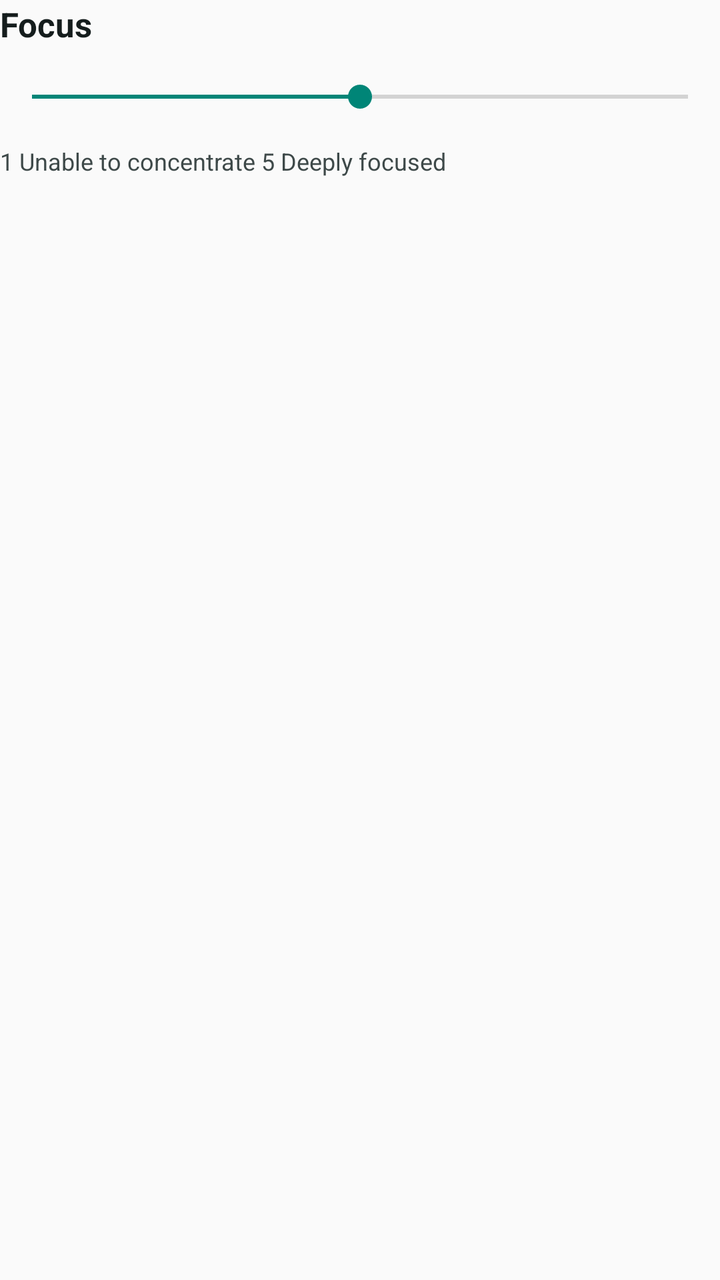
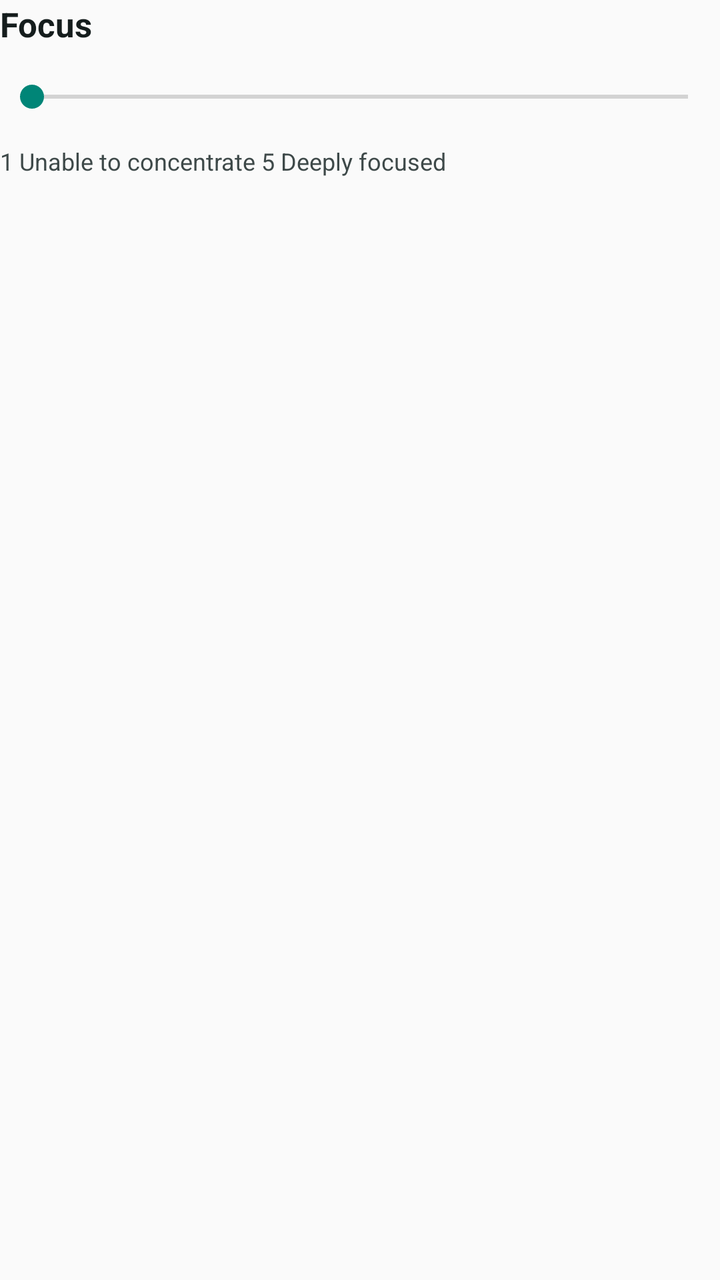

Two renders of the same Android screen: before a commit and after it. Below are the layout's source before the change and the commit's diff.
<!-- AndroidManifest.xml: application theme android:Theme.Material.Light.NoActionBar -->
<!-- res/layout/ema_slider_focus.xml -->
<LinearLayout xmlns:android="http://schemas.android.com/apk/res/android" android:layout_width="match_parent" android:layout_height="wrap_content" android:layout_marginTop="16dp" android:orientation="vertical">
    <LinearLayout android:layout_width="match_parent" android:layout_height="wrap_content" android:gravity="center_vertical">
        <TextView android:layout_width="0dp" android:layout_height="wrap_content" android:layout_weight="1" android:text="@string/ema_focus" android:textColor="#151D1D" android:textSize="17sp" android:textStyle="bold" />
        <TextView android:id="@+id/ema_focus_value" android:layout_width="40dp" android:layout_height="wrap_content" android:gravity="center" android:textSize="18sp" android:textStyle="bold" />
    </LinearLayout>
    <SeekBar android:id="@+id/ema_focus" android:layout_width="match_parent" android:layout_height="48dp" android:contentDescription="@string/ema_focus_description" android:max="5" android:min="1" android:progress="3" />
    <TextView android:layout_width="match_parent" android:layout_height="wrap_content" android:text="@string/ema_focus_scale" android:textColor="#3E4949" android:textSize="12sp" />
</LinearLayout>
<!-- resources referenced by this layout -->
<resources>
  <string name="ema_focus">Focus</string>
  <string name="ema_focus_description">Focus, 1 unable to concentrate to 5 deeply focused</string>
  <string name="ema_focus_scale">1 Unable to concentrate                    5 Deeply focused</string>
</resources>

<!-- the commit's change to res/layout/ema_slider_focus.xml (unified diff, before → after) -->
@@ -1,8 +1,8 @@
 <LinearLayout xmlns:android="http://schemas.android.com/apk/res/android" android:layout_width="match_parent" android:layout_height="wrap_content" android:layout_marginTop="16dp" android:orientation="vertical">
     <LinearLayout android:layout_width="match_parent" android:layout_height="wrap_content" android:gravity="center_vertical">
         <TextView android:layout_width="0dp" android:layout_height="wrap_content" android:layout_weight="1" android:text="@string/ema_focus" android:textColor="#151D1D" android:textSize="17sp" android:textStyle="bold" />
-        <TextView android:id="@+id/ema_focus_value" android:layout_width="40dp" android:layout_height="wrap_content" android:gravity="center" android:textSize="18sp" android:textStyle="bold" />
+        <TextView android:id="@+id/ema_focus_value" android:layout_width="80dp" android:layout_height="wrap_content" android:gravity="center" android:textSize="18sp" android:textStyle="bold" />
     </LinearLayout>
-    <SeekBar android:id="@+id/ema_focus" android:layout_width="match_parent" android:layout_height="48dp" android:contentDescription="@string/ema_focus_description" android:max="5" android:min="1" android:progress="3" />
+    <SeekBar android:id="@+id/ema_focus" android:layout_width="match_parent" android:layout_height="48dp" android:contentDescription="@string/ema_focus_description" android:max="5" android:min="0" android:progress="0" />
     <TextView android:layout_width="match_parent" android:layout_height="wrap_content" android:text="@string/ema_focus_scale" android:textColor="#3E4949" android:textSize="12sp" />
 </LinearLayout>
